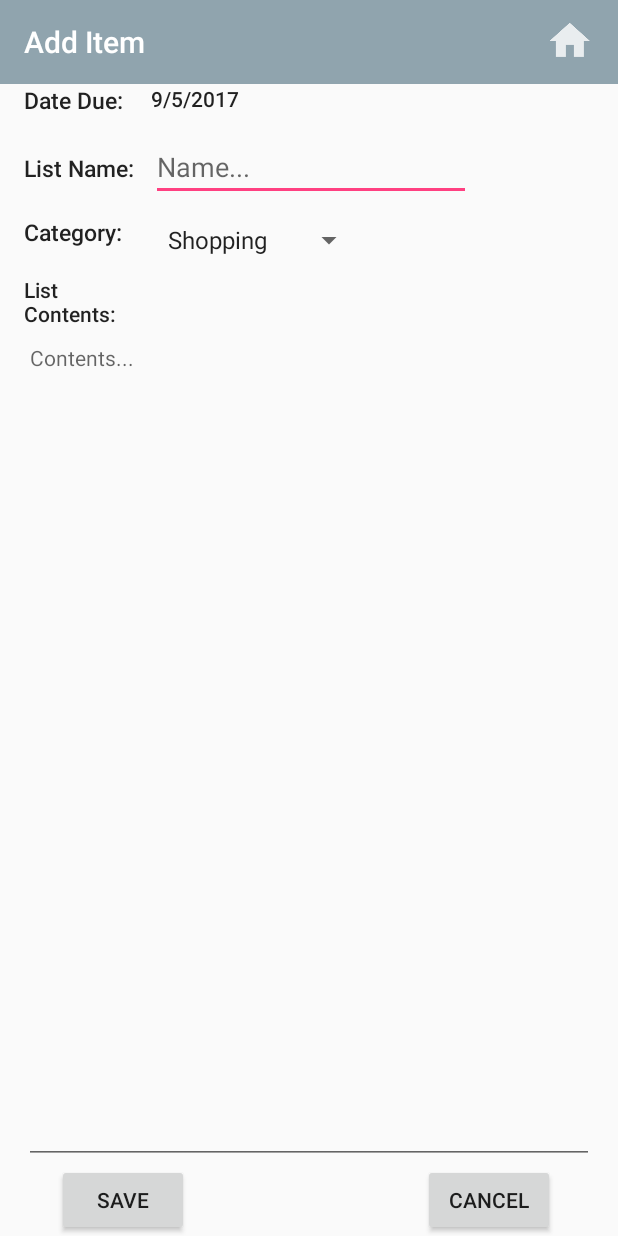
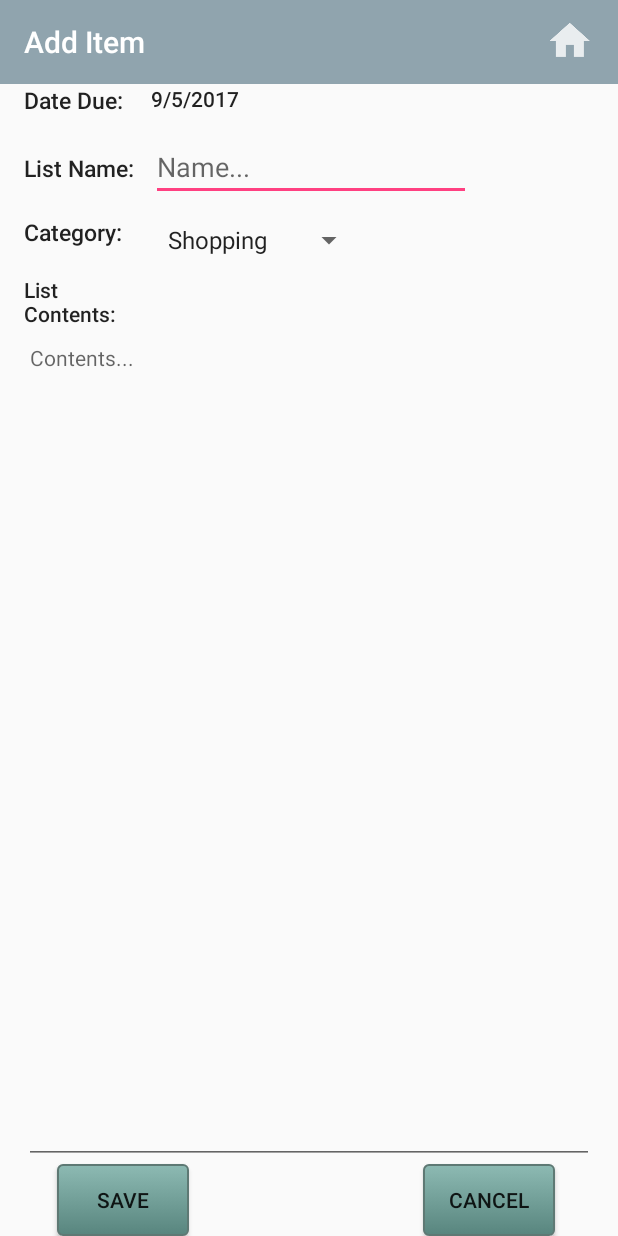
Before and after one commit to VonSwirl/AndroidApplication-2ndYear-Generalist, an Android app: the Add screen opened directly, with no data from a screen before it, on a phone screen of 412 x 824 dp. Run offline under Robolectric (Android 15) with nearby library versions, the phone set to English and light mode, and no system bars.

Commit message:
Quick button update

```diff
--- /dev/null
+++ b/app/src/main/res/drawable/button_bg_rounded_corners.xml
@@ -0,0 +1,25 @@
+<?xml version="1.0" encoding="utf-8"?>
+<selector xmlns:android="http://schemas.android.com/apk/res/android">
+
+    <item android:state_pressed="true" >
+        <shape android:shape="rectangle"  >
+            <corners android:radius="3dip" />
+            <stroke android:width="1dip" android:color="#5e7974" />
+            <gradient android:angle="-90" android:startColor="#345953" android:endColor="#689a92"  />
+        </shape>
+    </item>
+    <item android:state_focused="true">
+        <shape android:shape="rectangle"  >
+            <corners android:radius="3dip" />
+            <stroke android:width="1dip" android:color="#5e7974" />
+            <solid android:color="#58857e"/>
+        </shape>
+    </item>
+    <item >
+        <shape android:shape="rectangle"  >
+            <corners android:radius="3dip" />
+            <stroke android:width="1dip" android:color="#5e7974" />
+            <gradient android:angle="-90" android:startColor="#8dbab3" android:endColor="#58857e" />
+        </shape>
+    </item>
+</selector>
--- a/app/src/main/res/layout/activity_add.xml
+++ b/app/src/main/res/layout/activity_add.xml
@@ -39,6 +39,7 @@
             android:layout_alignParentStart="true"
             android:layout_marginLeft="21dp"
             android:layout_marginStart="22dp"
+            android:background="@drawable/button_bg_rounded_corners"
             android:text="@string/save" />
 
         <TextView
@@ -111,6 +112,7 @@
             android:layout_alignParentBottom="true"
             android:layout_alignParentEnd="true"
             android:layout_marginRight="26dp"
+            android:background="@drawable/button_bg_rounded_corners"
             android:text="@string/cancel" />
 
         <TextView
--- a/app/src/main/res/layout/activity_editing.xml
+++ b/app/src/main/res/layout/activity_editing.xml
@@ -38,6 +38,7 @@
             android:layout_alignParentStart="true"
             android:layout_marginLeft="21dp"
             android:layout_marginStart="22dp"
+            android:background="@drawable/button_bg_rounded_corners"
             android:text="Save" />
 
         <TextView
@@ -112,6 +113,7 @@
             android:layout_alignParentBottom="true"
             android:layout_alignParentEnd="true"
             android:layout_marginRight="26dp"
+            android:background="@drawable/button_bg_rounded_corners"
             android:text="@string/cancel" />
 
         <TextView
```
Also changed, not shown: app/src/main/res/layout/activity_main.xml (+11 -6 lines).
